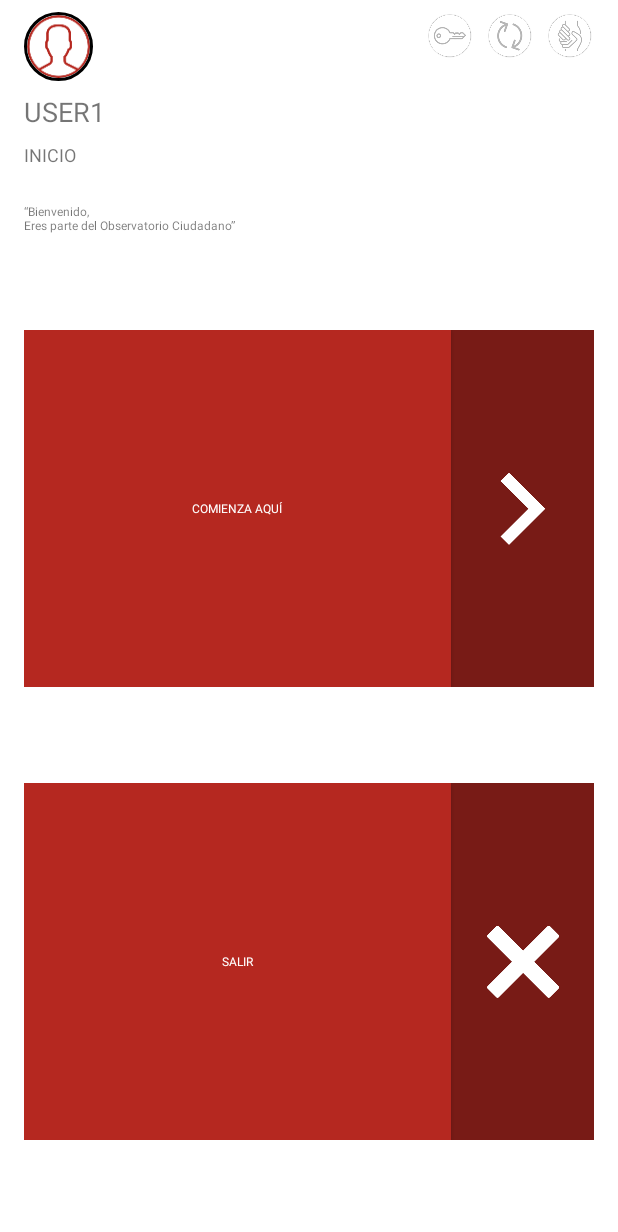
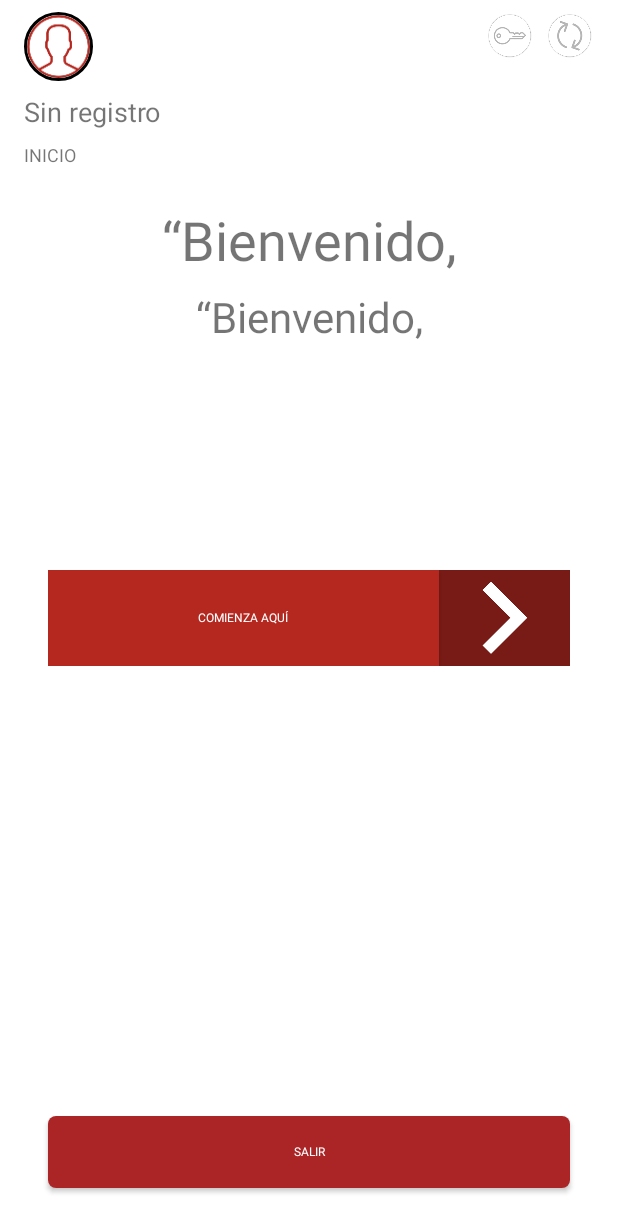
Before and after one commit to antoniunix/ObservatorioCiudadano, an Android app: the Home screen opened directly, with no data from a screen before it, on a phone screen of 412 x 824 dp. Shown: the top 1232 px of the screen. Run offline under Robolectric (Android 15) with nearby library versions, the phone set to English and light mode, and no system bars; our stand-ins replace CircleImageView; network calls fail; pictures from the network do not load; Roboto replaces fonts that are not available here; 3 statements that could not run were skipped.

Commit message:
changes design

```diff
--- a/app/src/main/java/net/gshp/observatoriociudadano/Home.java
+++ b/app/src/main/java/net/gshp/observatoriociudadano/Home.java
@@ -7,6 +7,7 @@ import android.view.View;
 import android.widget.Button;
 import android.widget.ImageButton;
 import android.widget.LinearLayout;
+import android.widget.TextView;
 import android.widget.Toast;
 
 import net.gshp.observatoriociudadano.dialog.DialogAccount;
@@ -19,25 +20,27 @@ import net.gshp.observatoriociudadano.util.ChangeFontStyle;
 import net.gshp.observatoriociudadano.util.Config;
 import net.gshp.observatoriociudadano.util.SharePreferenceCustom;
 
+import de.hdodenhof.circleimageview.CircleImageView;
+
 public class Home extends AppCompatActivity implements View.OnClickListener {
 
     public static int stateApp = 0;//1 resume,pause.  2 destroy
 
-    private ImageButton btnTBSettings, btnTBHelp, btnTBSync, btnTBAccount;
-    private LinearLayout lnyStartRegister, lnyExit;
+    private ImageButton btnTBSync, btnTBAccount;
+    private LinearLayout lnyStartRegister;
     private Button startRegister, exit;
 
     private ModelHome model;
+    private int statusReportSupervisor;
 
     private void init() {
-        btnTBHelp = findViewById(R.id.btnTBHelp);
         btnTBSync = findViewById(R.id.btnTBSync);
         btnTBAccount = findViewById(R.id.btnTBAccount);
         lnyStartRegister = findViewById(R.id.lnyStartRegister);
-        lnyExit = findViewById(R.id.lnyExit);
         startRegister = findViewById(R.id.startRegister);
         exit = findViewById(R.id.exit);
-        ChangeFontStyle.changeFont(startRegister, exit, findViewById(R.id.txtLabelInit));
+        ChangeFontStyle.changeFont(startRegister, exit,
+                findViewById(R.id.txtLabelInit), findViewById(R.id.txtLabelSecon));
 
         if (!SharePreferenceCustom.contains(R.string.app_share_preference_name, R.string.app_share_preference_user_account)) {
             SharePreferenceCustom.write(R.string.app_share_preference_name, R.string.app_share_preference_user_account, R.string.user);
@@ -46,11 +49,9 @@ public class Home extends AppCompatActivity implements View.OnClickListener {
         }
 
         new ModelInfoPerson(this).loadImage(this).loadInfo("INICIO");
-        btnTBHelp.setOnClickListener(this);
         btnTBSync.setOnClickListener(this);
         btnTBAccount.setOnClickListener(this);
         lnyStartRegister.setOnClickListener(this);
-        lnyExit.setOnClickListener(this);
         startRegister.setOnClickListener(this);
         exit.setOnClickListener(this);
         model = new ModelHome();
@@ -89,6 +90,23 @@ public class Home extends AppCompatActivity implements View.OnClickListener {
     protected void onResume() {
         super.onResume();
         stateApp = 1;
+        statusReportSupervisor = model.isRolledSupervisorDone();
+
+        if (statusReportSupervisor == getResources().getInteger(R.integer.statusModuleReportDone)) {
+            findViewById(R.id.lnyDoneRegister).setVisibility(View.VISIBLE);
+            findViewById(R.id.txtLabelSecon).setVisibility(View.GONE);
+            ((TextView)findViewById(R.id.txtLabelInit)).setText("FELICIDADES");
+            new ModelInfoPerson(this)
+                    .loadImage(this,(CircleImageView)findViewById(R.id.imgPerson))
+                    .loadInfoRegister("INICIO",(TextView)findViewById(R.id.txtName));
+            lnyStartRegister.setVisibility(View.GONE);
+        } else {
+            findViewById(R.id.lnyDoneRegister).setVisibility(View.GONE);
+            lnyStartRegister.setVisibility(View.VISIBLE);
+            ((TextView)findViewById(R.id.txtLabelSecon)).setText("“Bienvenido,");
+            findViewById(R.id.txtLabelSecon).setVisibility(View.VISIBLE);
+            new ModelInfoPerson(this).loadImage(this).loadInfo("INICIO");
+        }
     }
 
 
@@ -116,13 +134,9 @@ public class Home extends AppCompatActivity implements View.OnClickListener {
                 new DialogAccount().show(getSupportFragmentManager(), "Fragment_dialog_account");
             }
 
-        } else if (v.getId() == btnTBHelp.getId()) {
-
         } else if (v.getId() == lnyStartRegister.getId() || v.getId() == startRegister.getId()) {
             DtoBundle dtoBundle = new DtoBundle();
-            int statusReportSupervisor;
             DialogMessageGeneric dialog = new DialogMessageGeneric();
-            statusReportSupervisor = model.isRolledSupervisorDone();
 
             if (statusReportSupervisor == getResources().getInteger(R.integer.statusModuleReportDone)) {
                 dialog.setData("REGISTRO COMPLETADO", "Ya te has registrado anteriormente", 0).
@@ -143,7 +157,7 @@ public class Home extends AppCompatActivity implements View.OnClickListener {
                 startActivity(new Intent(this, MenuReport.class).putExtra(getString(R.string.app_bundle_name), dtoBundle));
             }
 
-        } else if (v.getId() == lnyExit.getId() || v.getId() == exit.getId()) {
+        } else if (v.getId() == exit.getId()) {
             finish();
         }
 
--- a/app/src/main/java/net/gshp/observatoriociudadano/model/ModelInfoPerson.java
+++ b/app/src/main/java/net/gshp/observatoriociudadano/model/ModelInfoPerson.java
@@ -1,8 +1,6 @@
 package net.gshp.observatoriociudadano.model;
 
 import android.app.Activity;
-import android.content.Context;
-import android.content.SharedPreferences;
 import android.net.Uri;
 import android.os.Build;
 import android.support.v4.content.FileProvider;
@@ -11,9 +9,10 @@ import android.widget.TextView;
 
 import net.gshp.observatoriociudadano.BuildConfig;
 import net.gshp.observatoriociudadano.R;
-import net.gshp.observatoriociudadano.contextApp.ContextApp;
-import net.gshp.observatoriociudadano.dao.DaoImageLogin;
-import net.gshp.observatoriociudadano.dto.DtoImageLogin;
+import net.gshp.observatoriociudadano.dao.DaoEARespuesta;
+import net.gshp.observatoriociudadano.dao.DaoPhoto;
+import net.gshp.observatoriociudadano.dto.DtoEARespuesta;
+import net.gshp.observatoriociudadano.dto.DtoPhoto;
 import net.gshp.observatoriociudadano.util.ChangeFontStyle;
 import net.gshp.observatoriociudadano.util.SharePreferenceCustom;
 
@@ -28,24 +27,21 @@ import de.hdodenhof.circleimageview.CircleImageView;
 public class ModelInfoPerson {
     private CircleImageView imgTBPerson;
     private TextView txtTBTitle, txtTBSubTitle;
-    private DtoImageLogin dtoImageLogin;
+    private DtoPhoto dtoPhoto;
 
     public ModelInfoPerson(Activity activity) {
         imgTBPerson = activity.findViewById(R.id.imgTBPerson);
         txtTBTitle = activity.findViewById(R.id.txtTBTitle);
         txtTBSubTitle = activity.findViewById(R.id.txtTBSubTitle);
-        dtoImageLogin = new DaoImageLogin().selectLast();
+        dtoPhoto = new DaoPhoto().select(1);
         ChangeFontStyle.changeFont(txtTBTitle, txtTBSubTitle);
     }
 
     public ModelInfoPerson loadImage(Activity activity) {
-        Log.e("leo", "load ");
         try {
-            File fileImageProfile = new File(dtoImageLogin.getPath());
+            File fileImageProfile = new File(dtoPhoto.getPath());
             Uri imageUri;
-            Log.e("leo", "dto path " + dtoImageLogin.getPath());
             if (fileImageProfile.exists()) {
-                Log.e("leo", "exist ");
                 if (Build.VERSION.SDK_INT >= Build.VERSION_CODES.N) {
                     imageUri = FileProvider.getUriForFile(activity, BuildConfig.APPLICATION_ID + ".provider", fileImageProfile);
                 } else {
@@ -54,13 +50,11 @@ public class ModelInfoPerson {
                 imgTBPerson.setImageURI(imageUri);
 
             } else {
-                Log.e("leo", "not exist ");
                 imgTBPerson.setImageResource(R.drawable.supervisor2);
             }
 
 
         } catch (NullPointerException e) {
-            Log.e("leo", "error ");
             imgTBPerson.setImageResource(R.drawable.supervisor2);
             e.printStackTrace();
         }
@@ -68,8 +62,54 @@ public class ModelInfoPerson {
         return this;
     }
 
+    public ModelInfoPerson loadImage(Activity activity, CircleImageView circleImageView) {
+        try {
+            File fileImageProfile = new File(dtoPhoto.getPath());
+            Uri imageUri;
+            if (fileImageProfile.exists()) {
+                if (Build.VERSION.SDK_INT >= Build.VERSION_CODES.N) {
+                    imageUri = FileProvider.getUriForFile(activity, BuildConfig.APPLICATION_ID + ".provider", fileImageProfile);
+                } else {
+                    imageUri = Uri.fromFile(fileImageProfile);
+                }
+                circleImageView.setImageURI(imageUri);
+
+            } else {
+                circleImageView.setImageResource(R.drawable.supervisor2);
+            }
+
+
+        } catch (NullPointerException e) {
+            circleImageView.setImageResource(R.drawable.supervisor2);
+            e.printStackTrace();
+        }
+
+        return this;
+    }
+
     public ModelInfoPerson loadInfo(String subtitle) {
-        txtTBTitle.setText(SharePreferenceCustom.read(R.string.app_share_preference_name, R.string.app_share_preference_user_account, "").toUpperCase());
+        String username = SharePreferenceCustom.read(R.string.app_share_preference_name, R.string.app_share_preference_user_account, "")
+                .toUpperCase();
+        txtTBTitle.setText(username.equals("USER1") ? "Sin registro" : username);
+        txtTBSubTitle.setText(subtitle);
+        return this;
+    }
+
+    public ModelInfoPerson loadInfoRegister(String subtitle, TextView textView) {
+        DtoEARespuesta dtoEARespuesta = new DaoEARespuesta().selectUserName(39, 1, 1);
+        if (dtoEARespuesta != null) {
+            txtTBTitle.setText(dtoEARespuesta.getRespuesta().toUpperCase());
+            textView.setText(dtoEARespuesta.getRespuesta().toUpperCase());
+        } else {
+            txtTBTitle.setText("Sin registro");
+            textView.setText("");
+        }
+        txtTBSubTitle.setText(subtitle);
+        return this;
+    }
+
+    public ModelInfoPerson loadInfo(String title, String subtitle) {
+        txtTBTitle.setText(title);
         txtTBSubTitle.setText(subtitle);
         return this;
     }
--- a/app/src/main/res/layout/activity_home.xml
+++ b/app/src/main/res/layout/activity_home.xml
@@ -1,6 +1,5 @@
 <?xml version="1.0" encoding="utf-8"?>
 <RelativeLayout xmlns:android="http://schemas.android.com/apk/res/android"
-    xmlns:app="http://schemas.android.com/apk/res-auto"
     xmlns:tools="http://schemas.android.com/tools"
     style="@style/style_activity"
     android:layout_width="match_parent"
@@ -17,36 +16,82 @@
 
     <TextView
         android:id="@+id/txtLabelInit"
+        android:layout_width="match_parent"
+        android:layout_height="wrap_content"
+        android:layout_below="@+id/toolbar"
         android:layout_marginLeft="@dimen/activity_horizontal_margin"
         android:layout_marginRight="@dimen/activity_horizontal_margin"
         android:layout_marginTop="@dimen/activity_vertical_margin"
+        android:gravity="center"
+        android:text="“Bienvenido,"
+        android:textSize="36sp" />
+
+    <TextView
+        android:id="@+id/txtLabelSecon"
         android:layout_width="match_parent"
         android:layout_height="wrap_content"
-        android:layout_below="@+id/toolbar"
-        android:textSize="@dimen/textSizeBig"
-        android:text="“Bienvenido,\nEres parte del Observatorio Ciudadano”" />
-
-
-    <TableLayout
-        android:layout_width="match_parent"
-        android:layout_height="match_parent"
-        android:layout_below="@+id/txtLabelInit">
-
-        <TableRow
-            android:id="@+id/tableRow1"
-            android:layout_width="match_parent"
-            android:layout_height="0dp"
-            android:layout_marginBottom="@dimen/activity_horizontal_margin_double"
+        android:layout_below="@+id/txtLabelInit"
         android:layout_marginLeft="@dimen/activity_horizontal_margin"
         android:layout_marginRight="@dimen/activity_horizontal_margin"
-            android:layout_marginTop="@dimen/activity_horizontal_margin_triple"
-            android:layout_weight="1">
+        android:layout_marginTop="@dimen/activity_vertical_margin_middle"
+        android:gravity="center"
+        android:text="Al Observatorio Ciudadano”"
+        android:textSize="28sp" />
+
+    <LinearLayout
+        android:id="@+id/lnyDoneRegister"
+        android:layout_width="match_parent"
+        android:layout_height="wrap_content"
+        android:layout_centerInParent="true"
+        android:layout_margin="@dimen/activity_horizontal_margin_double"
+        android:layout_weight="1"
+        android:gravity="center_horizontal"
+        android:orientation="vertical">
+
+        <de.hdodenhof.circleimageview.CircleImageView xmlns:app="http://schemas.android.com/apk/res-auto"
+            android:id="@+id/imgPerson"
+            android:layout_width="120dp"
+            android:layout_height="120dp"
+            app:civ_border_color="#FF000000"
+            app:civ_border_width="2dp" />
+
+        <TextView
+            android:id="@+id/txtName"
+            android:layout_width="match_parent"
+            android:layout_height="wrap_content"
+            android:layout_marginTop="@dimen/activity_horizontal_margin"
+            android:gravity="center"
+            android:textSize="@dimen/textSizeBig" />
+
+        <TextView
+            android:id="@+id/txtLabelRegister"
+            android:layout_width="match_parent"
+            android:layout_height="wrap_content"
+            android:layout_marginTop="@dimen/activity_vertical_margin"
+            android:gravity="center"
+            android:text="YA ERES PARTE DEL OBSERVATORIO CIUDADANO"
+            android:textSize="@dimen/textSizeVeryBig" />
+
+        <TextView
+            android:id="@+id/txtLabelMessage"
+            android:layout_width="match_parent"
+            android:layout_height="wrap_content"
+            android:layout_marginTop="@dimen/activity_vertical_margin"
+            android:gravity="center"
+            android:text="POR AQUÍ ESTAREMOS EN CONTACTO CONTIGO.\nESPERA NUESTRAS PRÓXIMAS ACTIVIDADES"
+            android:textSize="@dimen/textSizeBig" />
+
+    </LinearLayout>
+
 
     <LinearLayout
         android:id="@+id/lnyStartRegister"
-                android:layout_width="0dp"
-                android:layout_height="match_parent"
+        android:layout_width="match_parent"
+        android:layout_height="wrap_content"
+        android:layout_centerInParent="true"
+        android:layout_margin="@dimen/activity_horizontal_margin_double"
         android:layout_weight="1"
+        android:minHeight="@dimen/activity_horizontal_margin_triple"
         android:orientation="horizontal">
 
         <Button
@@ -70,52 +115,15 @@
 
     </LinearLayout>
 
-
-        </TableRow>
-
-        <TableRow
-            android:id="@+id/tableRow2"
-            android:layout_width="match_parent"
-            android:layout_height="0dp"
-            android:layout_weight="1">
-
-            <LinearLayout
-                android:id="@+id/lnyExit"
-                android:layout_width="0dp"
-                android:layout_height="match_parent"
-                android:layout_marginBottom="@dimen/activity_horizontal_margin_triple"
-                android:layout_marginLeft="@dimen/activity_horizontal_margin"
-                android:layout_marginRight="@dimen/activity_horizontal_margin"
-                android:layout_marginTop="@dimen/activity_horizontal_margin_double"
-                android:layout_weight="1"
-                android:orientation="horizontal">
-
     <Button
         android:id="@+id/exit"
         style="@style/style_Button"
-                    android:layout_width="0dp"
-                    android:layout_height="match_parent"
-                    android:layout_weight="3"
-                    android:background="@color/colorButtonHomeLeft"
+        android:layout_width="match_parent"
+        android:layout_height="wrap_content"
+        android:layout_alignParentBottom="true"
+        android:layout_margin="@dimen/activity_horizontal_margin_double"
         android:text="@string/label_exit"
-                    android:textSize="@dimen/textSizeVeryBig" />
-
-                <ImageView
-                    android:layout_width="0dp"
-                    android:layout_height="match_parent"
-                    android:layout_weight="1"
-                    android:background="@color/colorButtonHomeRigth"
-                    android:scaleType="centerInside"
-                    android:src="@drawable/x" />
-
-
-            </LinearLayout>
-
-
-        </TableRow>
-
-
-    </TableLayout>
+        android:textSize="@dimen/textSizeBig" />
 
 
 </RelativeLayout>
--- a/app/src/main/res/layout/activity_menu_report.xml
+++ b/app/src/main/res/layout/activity_menu_report.xml
@@ -197,6 +197,8 @@
 
                 <TextView
                     android:id="@+id/txtLabel5"
+                    style="@style/style_Button"
+                    android:padding="@dimen/activity_horizontal_margin"
                     android:layout_width="match_parent"
                     android:layout_height="wrap_content"
                     android:layout_below="@+id/txtLabelStep5"
@@ -204,7 +206,6 @@
                     android:layout_marginLeft="@dimen/activity_horizontal_margin"
                     android:layout_marginRight="@dimen/activity_horizontal_margin"
                     android:layout_marginTop="@dimen/activity_vertical_margin"
-                    android:drawableRight="@drawable/salir"
                     android:gravity="center"
                     android:text="TERMINAR" />
 
--- a/app/src/main/res/layout/toolbar_generic.xml
+++ b/app/src/main/res/layout/toolbar_generic.xml
@@ -53,6 +53,7 @@
             android:layout_height="wrap_content"
             android:layout_alignParentRight="true"
             android:layout_below="@id/txtTBDate"
+            android:layout_marginTop="@dimen/activity_vertical_margin"
             android:layout_marginBottom="@dimen/activity_horizontal_margin_middle"
             android:layout_marginLeft="@dimen/activity_horizontal_margin_middle"
             android:background="@null"
--- a/app/src/main/res/layout/toolbar_home.xml
+++ b/app/src/main/res/layout/toolbar_home.xml
@@ -37,16 +37,6 @@
             android:textSize="@dimen/sizeTextNormal" />
 
 
-        <ImageButton
-            android:id="@+id/btnTBHelp"
-            android:layout_width="wrap_content"
-            android:layout_height="wrap_content"
-            android:layout_alignParentRight="true"
-            android:layout_marginBottom="@dimen/activity_horizontal_margin_middle"
-            android:layout_marginLeft="@dimen/activity_horizontal_margin_middle"
-            android:layout_marginTop="@dimen/activity_horizontal_margin_middle"
-            android:background="@null"
-            android:src="@drawable/help" />
 
         <ImageButton
             android:id="@+id/btnTBSync"
@@ -55,7 +45,7 @@
             android:layout_marginBottom="@dimen/activity_horizontal_margin_middle"
             android:layout_marginLeft="@dimen/activity_horizontal_margin_middle"
             android:layout_marginTop="@dimen/activity_horizontal_margin_middle"
-            android:layout_toLeftOf="@id/btnTBHelp"
+            android:layout_alignParentRight="true"
             android:background="@null"
             android:src="@drawable/sync" />
 
--- a/app/src/main/res/values/strings.xml
+++ b/app/src/main/res/values/strings.xml
@@ -337,7 +337,7 @@ Página 6 de 6</string>
     <string name="street_left">Calle Izquierda:</string>
     <string name="street_right">Calle Derecha:</string>
     <string name="number_out">Número Exterior:</string>
-    <string name="number_in">Número Inerior:</string>
+    <string name="number_in">Número Interior:</string>
     <string name="info_manual">No se pudo obtener dirección, favor de ingresarla manual.</string>
     <string name="title_info_manual">UBICACIÓN NO OBTENIDA</string>
     <string name="empty_street">Ingrese la Direccion.</string>
```
Also changed, not shown: app/src/main/java/net/gshp/observatoriociudadano/CensusManual.java (+5 -17 lines), app/src/main/java/net/gshp/observatoriociudadano/MenuReport.java (+31 -37 lines), app/src/main/java/net/gshp/observatoriociudadano/faceDetection/PhotosActivity.java (+5 -12 lines), app/src/main/java/net/gshp/observatoriociudadano/model/ModelAHBottomNavigationMenuReport.java (deleted, +0 -97 lines), app/src/main/java/net/gshp/observatoriociudadano/model/ModelMenuReport.java (+4 -4 lines), app/src/main/res/layout/activity_photos.xml (+11 -46 lines), app/src/main/res/layout/census_manual.xml (+0 -17 lines). Lines whose indentation alone changed are shown as unchanged.
